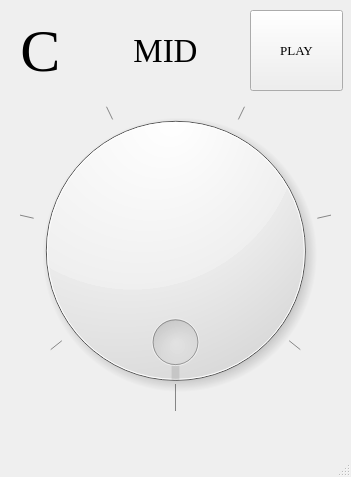
This is pitch_pipe_ui.ui in ari099/PitchPipe as Qt 5 draws it before an edit. The edited form follows.
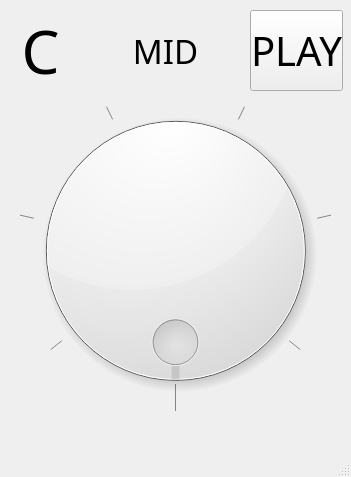
This is the edited form.

Commit message: Changed heading fonts

Patch:
```diff
--- a/pitch_pipe_ui.ui
+++ b/pitch_pipe_ui.ui
@@ -68,7 +68,7 @@
     </property>
     <property name="font">
      <font>
-      <family>Georgia</family>
+      <family>Goodie Bag DEMO</family>
       <pointsize>45</pointsize>
      </font>
     </property>
@@ -90,8 +90,8 @@
     </property>
     <property name="font">
      <font>
-      <family>Georgia</family>
-      <pointsize>10</pointsize>
+      <family>Goodie Bag DEMO</family>
+      <pointsize>30</pointsize>
      </font>
     </property>
     <property name="cursor">
@@ -112,7 +112,7 @@
     </property>
     <property name="font">
      <font>
-      <family>Georgia</family>
+      <family>Goodie Bag DEMO</family>
       <pointsize>25</pointsize>
      </font>
     </property>
```
